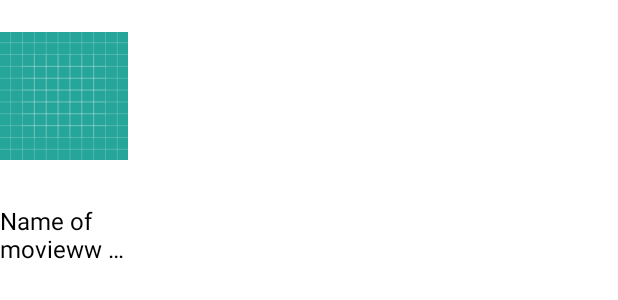
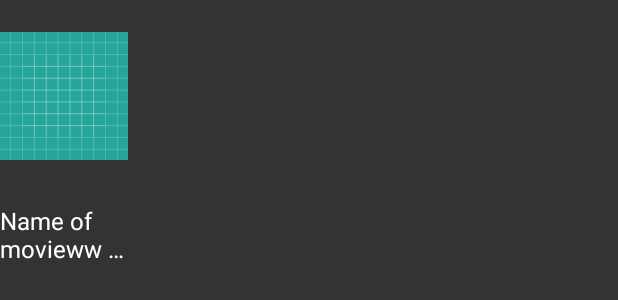
Before and after one commit to TripleTeam/Chuzi, an Android app: the layout view_movie_item.xml on its own in the app's theme, with its tools: preview values and no code run, on a phone screen of 412 x 824 dp. Shown: the top 300 px of the screen. Run offline under Robolectric (Android 15) with nearby library versions, the phone set to English and light mode, and no system bars.

Commit message:
change background color of app

```diff
--- a/app/src/main/res/layout/view_movie_item.xml
+++ b/app/src/main/res/layout/view_movie_item.xml
@@ -21,7 +21,7 @@
         android:layout_marginTop="8dp"
         android:ellipsize="end"
         android:maxLines="2"
-        android:textColor="@color/black"
+        android:textColor="@color/white"
         android:textSize="@dimen/detail_text_size"
         tools:text="Name of movieww will be here" />
 </RelativeLayout>
--- a/app/src/main/res/values/colors.xml
+++ b/app/src/main/res/values/colors.xml
@@ -7,6 +7,6 @@
     <color name="black">#000000</color>
     <color name="black_opacity_50">#80000000</color>
 
-    <color name="windowBackgroundColor">@color/white</color>
+    <color name="windowBackgroundColor">#333333</color>
     <color name="placeholder_color">#A5A5A5</color>
 </resources>
```
